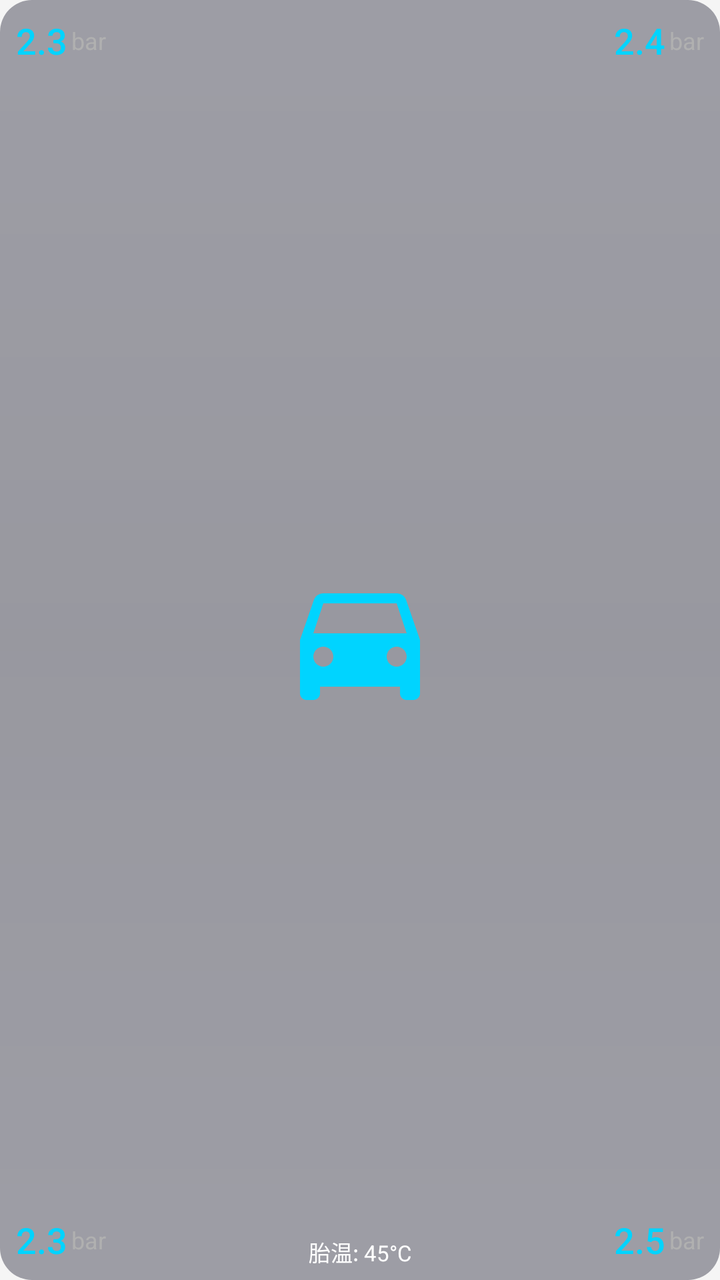
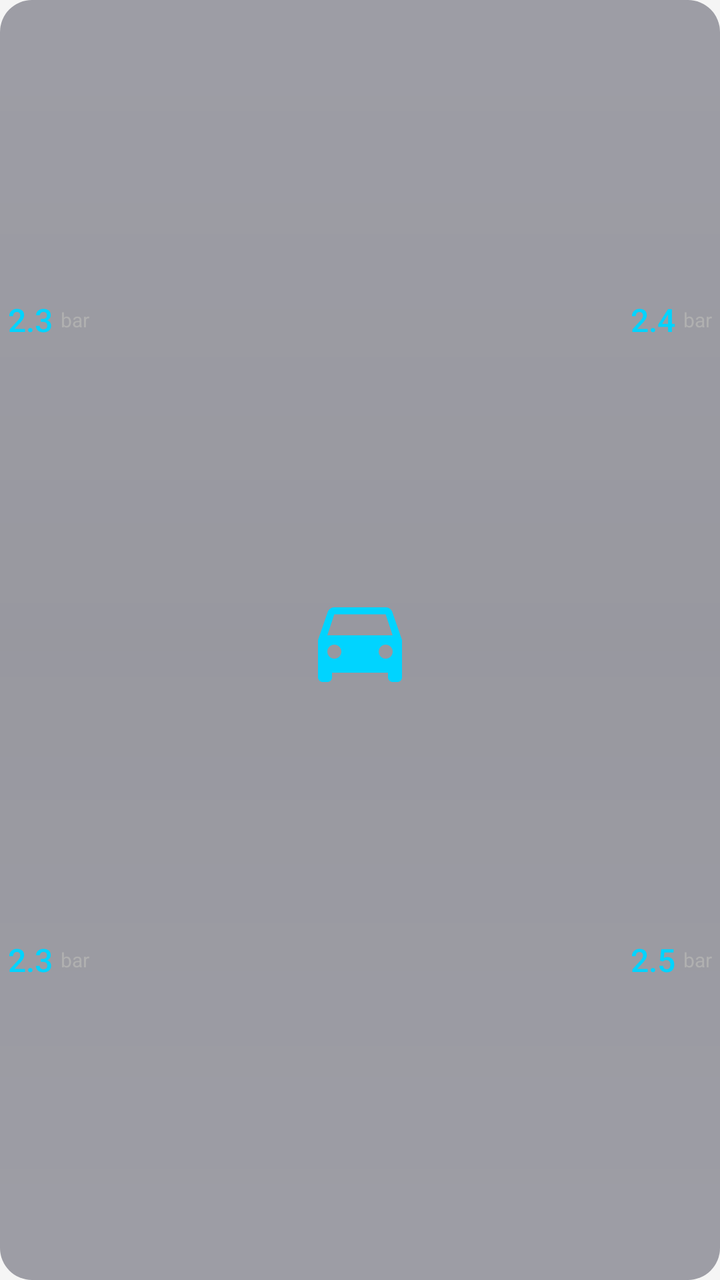

Before-and-after screenshots of an Android layout around one commit, followed by the original layout XML and the change that was made.
<!-- AndroidManifest.xml: application theme Theme.YouthUI -->
<!-- res/layout/card_tire_pressure.xml -->
<?xml version="1.0" encoding="utf-8"?>
<FrameLayout xmlns:android="http://schemas.android.com/apk/res/android"
    android:layout_width="280dp"
    android:layout_height="100dp"
    android:background="@drawable/card_background_rounded"
    android:layout_marginEnd="12dp"
    android:elevation="4dp">

    
    <ImageView
        android:id="@+id/img_car_ty"
        android:layout_width="80dp"
        android:layout_height="80dp"
        android:layout_gravity="center"
        android:src="@drawable/car_ty_placeholder"
        android:scaleType="fitCenter" />

    
    <LinearLayout
        android:layout_width="wrap_content"
        android:layout_height="wrap_content"
        android:orientation="horizontal"
        android:gravity="center"
        android:layout_gravity="start|top"
        android:layout_marginStart="8dp"
        android:layout_marginTop="8dp">

        <TextView
            android:id="@+id/text_tire_fl"
            android:layout_width="wrap_content"
            android:layout_height="wrap_content"
            android:text="2.3"
            android:textSize="18sp"
            android:textColor="@color/dark_tech_accent"
            android:fontFamily="sans-serif-medium" />

        <TextView
            android:layout_width="wrap_content"
            android:layout_height="wrap_content"
            android:text="bar"
            android:textSize="12sp"
            android:textColor="@color/dark_tech_text_secondary"
            android:layout_marginStart="2dp" />
    </LinearLayout>

    
    <LinearLayout
        android:layout_width="wrap_content"
        android:layout_height="wrap_content"
        android:orientation="horizontal"
        android:gravity="center"
        android:layout_gravity="end|top"
        android:layout_marginEnd="8dp"
        android:layout_marginTop="8dp">

        <TextView
            android:id="@+id/text_tire_fr"
            android:layout_width="wrap_content"
            android:layout_height="wrap_content"
            android:text="2.4"
            android:textSize="18sp"
            android:textColor="@color/dark_tech_accent"
            android:fontFamily="sans-serif-medium" />

        <TextView
            android:layout_width="wrap_content"
            android:layout_height="wrap_content"
            android:text="bar"
            android:textSize="12sp"
            android:textColor="@color/dark_tech_text_secondary"
            android:layout_marginStart="2dp" />
    </LinearLayout>

    
    <LinearLayout
        android:layout_width="wrap_content"
        android:layout_height="wrap_content"
        android:orientation="horizontal"
        android:gravity="center"
        android:layout_gravity="start|bottom"
        android:layout_marginStart="8dp"
        android:layout_marginBottom="8dp">

        <TextView
            android:id="@+id/text_tire_rl"
            android:layout_width="wrap_content"
            android:layout_height="wrap_content"
            android:text="2.3"
            android:textSize="18sp"
            android:textColor="@color/dark_tech_accent"
            android:fontFamily="sans-serif-medium" />

        <TextView
            android:layout_width="wrap_content"
            android:layout_height="wrap_content"
            android:text="bar"
            android:textSize="12sp"
            android:textColor="@color/dark_tech_text_secondary"
            android:layout_marginStart="2dp" />
    </LinearLayout>

    
    <LinearLayout
        android:layout_width="wrap_content"
        android:layout_height="wrap_content"
        android:orientation="horizontal"
        android:gravity="center"
        android:layout_gravity="end|bottom"
        android:layout_marginEnd="8dp"
        android:layout_marginBottom="8dp">

        <TextView
            android:id="@+id/text_tire_rr"
            android:layout_width="wrap_content"
            android:layout_height="wrap_content"
            android:text="2.5"
            android:textSize="18sp"
            android:textColor="@color/dark_tech_accent"
            android:fontFamily="sans-serif-medium" />

        <TextView
            android:layout_width="wrap_content"
            android:layout_height="wrap_content"
            android:text="bar"
            android:textSize="12sp"
            android:textColor="@color/dark_tech_text_secondary"
            android:layout_marginStart="2dp" />
    </LinearLayout>

    
    <TextView
        android:id="@+id/text_tire_temp"
        android:layout_width="wrap_content"
        android:layout_height="wrap_content"
        android:layout_gravity="bottom|center_horizontal"
        android:text="胎温: 45°C"
        android:textSize="11sp"
        android:textColor="@color/dark_tech_text"
        android:layout_marginBottom="6dp" />

</FrameLayout>
<!-- resources referenced by this layout -->
<resources>
  <color name="dark_tech_accent">#00D4FF</color>
  <color name="dark_tech_text">#FFFFFF</color>
  <color name="dark_tech_text_secondary">#B0B0B0</color>
  <!-- drawable car_ty_placeholder (drawable) -->
  <?xml version="1.0" encoding="utf-8"?>
  <vector xmlns:android="http://schemas.android.com/apk/res/android"
      android:width="80dp"
      android:height="80dp"
      android:viewportWidth="24"
      android:viewportHeight="24">
      <path
          android:fillColor="#00D4FF"
          android:pathData="M18.92,6.01C18.72,5.42 18.16,5 17.5,5h-11c-0.66,0 -1.21,0.42 -1.42,1.01L3,12v8c0,0.55 0.45,1 1,1h1c0.55,0 1,-0.45 1,-1v-1h12v1c0,0.55 0.45,1 1,1h1c0.55,0 1,-0.45 1,-1v-8l-2.08,-5.99zM6.5,16c-0.83,0 -1.5,-0.67 -1.5,-1.5S5.67,13 6.5,13s1.5,0.67 1.5,1.5S7.33,16 6.5,16zM17.5,16c-0.83,0 -1.5,-0.67 -1.5,-1.5s0.67,-1.5 1.5,-1.5 1.5,0.67 1.5,1.5 -0.67,1.5 -1.5,1.5zM5,11l1.5,-4.5h11L19,11H5z"/>
  </vector>
  <!-- drawable card_background_rounded (drawable) -->
  <?xml version="1.0" encoding="utf-8"?>
  <shape xmlns:android="http://schemas.android.com/apk/res/android"
      android:shape="rectangle">
      <gradient
          android:type="linear"
          android:angle="90"
          android:startColor="#661A1A2E"
          android:centerColor="#660D0D1F"
          android:endColor="#661A1A2E" />
      <corners
          android:topLeftRadius="16dp"
          android:topRightRadius="16dp"
          android:bottomLeftRadius="16dp"
          android:bottomRightRadius="16dp" />
  </shape>
  <style name="Theme.YouthUI" parent="Theme.MaterialComponents.Light.NoActionBar">
          <item name="colorPrimary">@color/primary</item>
          <item name="colorPrimaryDark">@color/primary_dark</item>
          <item name="colorAccent">@color/accent</item>
          <item name="android:windowBackground">@color/background</item>
          <item name="android:navigationBarColor">@color/transparent</item>
          <item name="android:statusBarColor">@color/transparent</item>
          <item name="android:windowFullscreen">true</item>
          <item name="android:windowLayoutInDisplayCutoutMode">shortEdges</item>
          <item name="android:windowTranslucentNavigation">true</item>
          <item name="android:windowTranslucentStatus">true</item>
      </style>
  <color name="primary">#2196F3</color>
  <color name="primary_dark">#1976D2</color>
  <color name="accent">#FF4081</color>
  <color name="background">#F5F5F5</color>
  <color name="transparent">#00000000</color>
</resources>

<!-- the commit's change to res/layout/card_tire_pressure.xml (unified diff, before → after) -->
@@ -1,141 +1,159 @@
 <?xml version="1.0" encoding="utf-8"?>
 <FrameLayout xmlns:android="http://schemas.android.com/apk/res/android"
-    android:layout_width="280dp"
+    android:layout_width="240dp"
     android:layout_height="100dp"
     android:background="@drawable/card_background_rounded"
-    android:layout_marginEnd="12dp"
+    android:layout_marginEnd="10dp"
     android:elevation="4dp">
 
     
     <ImageView
         android:id="@+id/img_car_ty"
-        android:layout_width="80dp"
-        android:layout_height="80dp"
+        android:layout_width="84dp"
+        android:layout_height="56dp"
         android:layout_gravity="center"
         android:src="@drawable/car_ty_placeholder"
         android:scaleType="fitCenter" />
 
     
     <LinearLayout
-        android:layout_width="wrap_content"
-        android:layout_height="wrap_content"
-        android:orientation="horizontal"
-        android:gravity="center"
-        android:layout_gravity="start|top"
-        android:layout_marginStart="8dp"
-        android:layout_marginTop="8dp">
+        android:layout_width="match_parent"
+        android:layout_height="match_parent"
+        android:orientation="vertical">
 
-        <TextView
-            android:id="@+id/text_tire_fl"
-            android:layout_width="wrap_content"
-            android:layout_height="wrap_content"
-            android:text="2.3"
-            android:textSize="18sp"
-            android:textColor="@color/dark_tech_accent"
-            android:fontFamily="sans-serif-medium" />
+        
+        <FrameLayout
+            android:layout_width="match_parent"
+            android:layout_height="0dp"
+            android:layout_weight="1">
 
-        <TextView
-            android:layout_width="wrap_content"
-            android:layout_height="wrap_content"
-            android:text="bar"
-            android:textSize="12sp"
-            android:textColor="@color/dark_tech_text_secondary"
-            android:layout_marginStart="2dp" />
+            <LinearLayout
+                android:layout_width="wrap_content"
+                android:layout_height="wrap_content"
+                android:orientation="horizontal"
+                android:gravity="center_vertical"
+                android:layout_gravity="start|center_vertical"
+                android:layout_marginStart="4dp">
+
+                <TextView
+                    android:id="@+id/text_tire_fl"
+                    android:layout_width="wrap_content"
+                    android:layout_height="wrap_content"
+                    android:text="2.3"
+                    android:textSize="16sp"
+                    android:textColor="@color/dark_tech_accent"
+                    android:fontFamily="sans-serif-medium"
+                    android:singleLine="true"
+                    android:maxLines="1" />
+
+                <TextView
+                    android:layout_width="wrap_content"
+                    android:layout_height="wrap_content"
+                    android:text="bar"
+                    android:textSize="10sp"
+                    android:textColor="@color/dark_tech_text_secondary"
+                    android:layout_marginStart="4dp"
+                    android:singleLine="true"
+                    android:maxLines="1" />
+            </LinearLayout>
+
+            <LinearLayout
+                android:layout_width="wrap_content"
+                android:layout_height="wrap_content"
+                android:orientation="horizontal"
+                android:gravity="center_vertical"
+                android:layout_gravity="end|center_vertical"
+                android:layout_marginEnd="4dp">
+
+                <TextView
+                    android:id="@+id/text_tire_fr"
+                    android:layout_width="wrap_content"
+                    android:layout_height="wrap_content"
+                    android:text="2.4"
+                    android:textSize="16sp"
+                    android:textColor="@color/dark_tech_accent"
+                    android:fontFamily="sans-serif-medium"
+                    android:singleLine="true"
+                    android:maxLines="1" />
+
+                <TextView
+                    android:layout_width="wrap_content"
+                    android:layout_height="wrap_content"
+                    android:text="bar"
+                    android:textSize="10sp"
+                    android:textColor="@color/dark_tech_text_secondary"
+                    android:layout_marginStart="4dp"
+                    android:singleLine="true"
+                    android:maxLines="1" />
+            </LinearLayout>
+        </FrameLayout>
+
+        
+        <FrameLayout
+            android:layout_width="match_parent"
+            android:layout_height="0dp"
+            android:layout_weight="1">
+
+            <LinearLayout
+                android:layout_width="wrap_content"
+                android:layout_height="wrap_content"
+                android:orientation="horizontal"
+                android:gravity="center_vertical"
+                android:layout_gravity="start|center_vertical"
+                android:layout_marginStart="4dp">
+
+                <TextView
+                    android:id="@+id/text_tire_rl"
+                    android:layout_width="wrap_content"
+                    android:layout_height="wrap_content"
+                    android:text="2.3"
+                    android:textSize="16sp"
+                    android:textColor="@color/dark_tech_accent"
+                    android:fontFamily="sans-serif-medium"
+                    android:singleLine="true"
+                    android:maxLines="1" />
+
+                <TextView
+                    android:layout_width="wrap_content"
+                    android:layout_height="wrap_content"
+                    android:text="bar"
+                    android:textSize="10sp"
+                    android:textColor="@color/dark_tech_text_secondary"
+                    android:layout_marginStart="4dp"
+                    android:singleLine="true"
+                    android:maxLines="1" />
+            </LinearLayout>
+
+            <LinearLayout
+                android:layout_width="wrap_content"
+                android:layout_height="wrap_content"
+                android:orientation="horizontal"
+                android:gravity="center_vertical"
+                android:layout_gravity="end|center_vertical"
+                android:layout_marginEnd="4dp">
+
+                <TextView
+                    android:id="@+id/text_tire_rr"
+                    android:layout_width="wrap_content"
+                    android:layout_height="wrap_content"
+                    android:text="2.5"
+                    android:textSize="16sp"
+                    android:textColor="@color/dark_tech_accent"
+                    android:fontFamily="sans-serif-medium"
+                    android:singleLine="true"
+                    android:maxLines="1" />
+
+                <TextView
+                    android:layout_width="wrap_content"
+                    android:layout_height="wrap_content"
+                    android:text="bar"
+                    android:textSize="10sp"
+                    android:textColor="@color/dark_tech_text_secondary"
+                    android:layout_marginStart="4dp"
+                    android:singleLine="true"
+                    android:maxLines="1" />
+            </LinearLayout>
+        </FrameLayout>
     </LinearLayout>
 
-    
-    <LinearLayout
-        android:layout_width="wrap_content"
-        android:layout_height="wrap_content"
-        android:orientation="horizontal"
-        android:gravity="center"
-        android:layout_gravity="end|top"
-        android:layout_marginEnd="8dp"
-        android:layout_marginTop="8dp">
-
-        <TextView
-            android:id="@+id/text_tire_fr"
-            android:layout_width="wrap_content"
-            android:layout_height="wrap_content"
-            android:text="2.4"
-            android:textSize="18sp"
-            android:textColor="@color/dark_tech_accent"
-            android:fontFamily="sans-serif-medium" />
-
-        <TextView
-            android:layout_width="wrap_content"
-            android:layout_height="wrap_content"
-            android:text="bar"
-            android:textSize="12sp"
-            android:textColor="@color/dark_tech_text_secondary"
-            android:layout_marginStart="2dp" />
-    </LinearLayout>
-
-    
-    <LinearLayout
-        android:layout_width="wrap_content"
-        android:layout_height="wrap_content"
-        android:orientation="horizontal"
-        android:gravity="center"
-        android:layout_gravity="start|bottom"
-        android:layout_marginStart="8dp"
-        android:layout_marginBottom="8dp">
-
-        <TextView
-            android:id="@+id/text_tire_rl"
-            android:layout_width="wrap_content"
-            android:layout_height="wrap_content"
-            android:text="2.3"
-            android:textSize="18sp"
-            android:textColor="@color/dark_tech_accent"
-            android:fontFamily="sans-serif-medium" />
-
-        <TextView
-            android:layout_width="wrap_content"
-            android:layout_height="wrap_content"
-            android:text="bar"
-            android:textSize="12sp"
-            android:textColor="@color/dark_tech_text_secondary"
-            android:layout_marginStart="2dp" />
-    </LinearLayout>
-
-    
-    <LinearLayout
-        android:layout_width="wrap_content"
-        android:layout_height="wrap_content"
-        android:orientation="horizontal"
-        android:gravity="center"
-        android:layout_gravity="end|bottom"
-        android:layout_marginEnd="8dp"
-        android:layout_marginBottom="8dp">
-
-        <TextView
-            android:id="@+id/text_tire_rr"
-            android:layout_width="wrap_content"
-            android:layout_height="wrap_content"
-            android:text="2.5"
-            android:textSize="18sp"
-            android:textColor="@color/dark_tech_accent"
-            android:fontFamily="sans-serif-medium" />
-
-        <TextView
-            android:layout_width="wrap_content"
-            android:layout_height="wrap_content"
-            android:text="bar"
-            android:textSize="12sp"
-            android:textColor="@color/dark_tech_text_secondary"
-            android:layout_marginStart="2dp" />
-    </LinearLayout>
-
-    
-    <TextView
-        android:id="@+id/text_tire_temp"
-        android:layout_width="wrap_content"
-        android:layout_height="wrap_content"
-        android:layout_gravity="bottom|center_horizontal"
-        android:text="胎温: 45°C"
-        android:textSize="11sp"
-        android:textColor="@color/dark_tech_text"
-        android:layout_marginBottom="6dp" />
-
 </FrameLayout>
<!-- resource entries referenced after the edit -->
@@ -1,7 +1,6 @@
 <!-- resources referenced by this layout -->
 <resources>
   <color name="dark_tech_accent">#00D4FF</color>
-  <color name="dark_tech_text">#FFFFFF</color>
   <color name="dark_tech_text_secondary">#B0B0B0</color>
   <!-- drawable car_ty_placeholder (drawable) -->
   <?xml version="1.0" encoding="utf-8"?>
